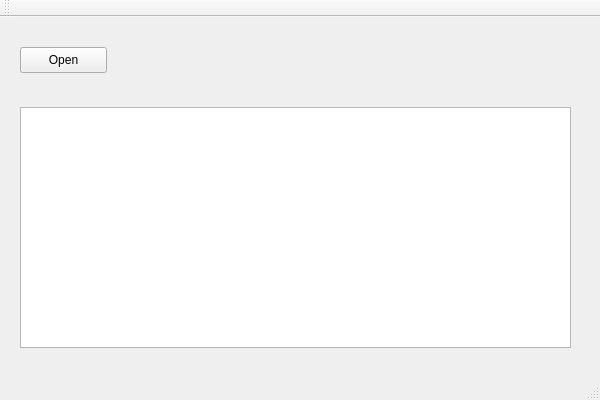
The window that XMLExplorer/src/XMLExplorer.ui (seb1220/schermanBeste) describes before a commit, drawn with Qt 5.
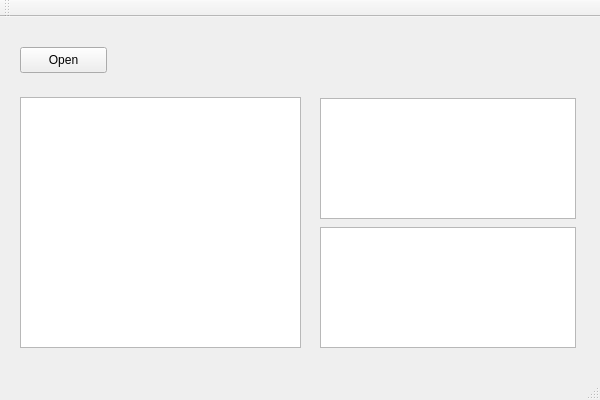
The same window after the commit.

Patch:
```diff
--- a/XMLExplorer/src/XMLExplorer.ui
+++ b/XMLExplorer/src/XMLExplorer.ui
@@ -27,13 +27,39 @@
      <string>Open</string>
     </property>
    </widget>
-   <widget class="QTreeView" name="xmlTree">
+   <widget class="QTreeWidget" name="treeWidget">
     <property name="geometry">
      <rect>
       <x>20</x>
-      <y>90</y>
-      <width>551</width>
-      <height>241</height>
+      <y>80</y>
+      <width>281</width>
+      <height>251</height>
+     </rect>
+    </property>
+    <property name="lineWidth">
+     <number>1</number>
+    </property>
+    <property name="columnCount">
+     <number>0</number>
+    </property>
+   </widget>
+   <widget class="QListWidget" name="listWidget">
+    <property name="geometry">
+     <rect>
+      <x>320</x>
+      <y>210</y>
+      <width>256</width>
+      <height>121</height>
+     </rect>
+    </property>
+   </widget>
+   <widget class="QTableWidget" name="tableWidget">
+    <property name="geometry">
+     <rect>
+      <x>320</x>
+      <y>81</y>
+      <width>256</width>
+      <height>121</height>
      </rect>
     </property>
    </widget>
```
